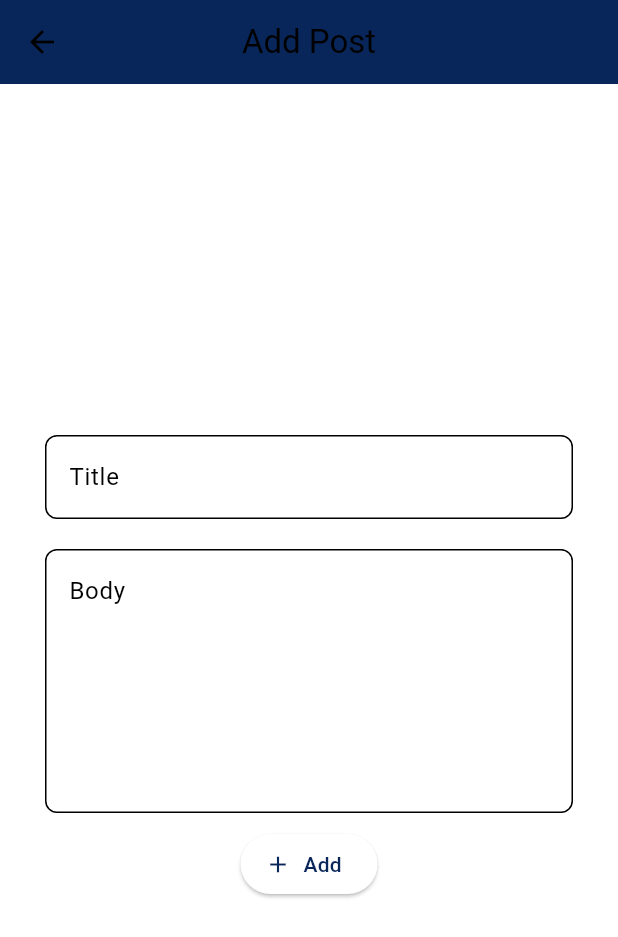
After one commit to abdchtourou/flutter-clean-architecture-posts, a Flutter app: the PostsPage screen opened directly, after a tap on the "add" icon, on a phone screen of 412 x 824 dp. The commit adds this screen. Shown: the top 937 px of the screen. Run offline on Flutter 3.47's test engine with Material 3 defaults, Android fonts, the phone set to English and light mode, and no system bars; our stand-ins replace bloc, dartz, dio, equatable, flutter_bloc, get_it and 2 more; accounts and stored records are empty.

Commit message:
add pages and widgets

```diff
--- /dev/null
+++ b/lib/core/widgets/loading_widget.dart
@@ -0,0 +1,22 @@
+import '../app_theme.dart';
+import 'package:flutter/material.dart';
+
+class LoadingWidget extends StatelessWidget {
+  const LoadingWidget({super.key});
+
+  @override
+  Widget build(BuildContext context) {
+    return const Padding(
+      padding: EdgeInsets.symmetric(vertical: 20),
+      child: Center(
+        child: SizedBox(
+          height: 30,
+          width: 30,
+          child: CircularProgressIndicator(
+            color: secondaryColor,
+          ),
+        ),
+      ),
+    );
+  }
+}
--- a/lib/features/posts/domain/entities/posts.dart
+++ b/lib/features/posts/domain/entities/posts.dart
@@ -1,7 +1,7 @@
 import 'package:equatable/equatable.dart';
 
 class Posts extends Equatable {
-  final int id;
+  final int? id;
   final String title;
   final String body;
 
--- a/lib/features/posts/presentation/bloc/posts/post_state.dart
+++ b/lib/features/posts/presentation/bloc/posts/post_state.dart
@@ -27,7 +27,7 @@ final class PostLoaded extends PostState {
 
 final class PostError extends PostState {
   final String failure;
-  PostError(this.failure);
+  const PostError(this.failure);
 
   @override
   List<Object> get props => [failure];
--- /dev/null
+++ b/lib/features/posts/presentation/pages/post_add_update_page.dart
@@ -0,0 +1,61 @@
+import '../../../../core/widgets/loading_widget.dart';
+import '../../domain/entities/posts.dart';
+import '../bloc/add_or_delete_update_bloc/add_delete_update_bloc.dart';
+import 'posts_page.dart';
+import 'package:flutter/material.dart';
+import 'package:flutter_bloc/flutter_bloc.dart';
+
+import '../widgets/post_add_update_page/form_widget.dart';
+
+class PostAddUpdatePage extends StatelessWidget {
+  final Posts? post;
+  final bool isUpdatePost;
+  const PostAddUpdatePage({Key? key, this.post, required this.isUpdatePost})
+      : super(key: key);
+
+  @override
+  Widget build(BuildContext context) {
+    return Scaffold(
+      appBar: _buildAppbar(),
+      body: _buildBody(),
+    );
+  }
+
+  AppBar _buildAppbar() {
+    return AppBar(title: Text(isUpdatePost ? "Edit Post" : "Add Post"));
+  }
+
+  Widget _buildBody() {
+    return Center(
+      child: Padding(
+          padding: EdgeInsets.all(10),
+          child:
+              BlocConsumer<AddDeleteUpdateBloc, AddDeleteUpdateState>(
+            listener: (context, state) {
+              if (state is MessageAddDeleteUpdateState) {
+                ScaffoldMessenger.of(context).showSnackBar(SnackBar(
+                  content: Text(state.message),
+                  duration: Duration(milliseconds: 5000),
+                ));
+                Navigator.of(context).pushAndRemoveUntil(
+                    MaterialPageRoute(builder: (_) => PostsPage()),
+                    (route) => false);
+              } else if (state is ErrorAddDeleteUpdateState) {
+                ScaffoldMessenger.of(context).showSnackBar(SnackBar(
+                  content: Text(state.errorMessage),
+                  duration: Duration(milliseconds: 5000),
+                ));
+              }
+            },
+            builder: (context, state) {
+              if (state is LoadingAddDeleteUpdateState) {
+                return LoadingWidget();
+              }
+
+              return FormWidget(
+                  isUpdatePost: isUpdatePost, post: isUpdatePost ? post : null);
+            },
+          )),
+    );
+  }
+}
--- /dev/null
+++ b/lib/features/posts/presentation/pages/post_detail_page.dart
@@ -0,0 +1,35 @@
+import 'package:flutter/material.dart';
+
+import '../../domain/entities/posts.dart';
+import '../widgets/post_detail_page/post_detail_widget.dart';
+
+class PostDetailPage extends StatelessWidget {
+  final Posts post;
+  const PostDetailPage({
+    Key? key,
+    required this.post,
+  }) : super(key: key);
+
+  @override
+  Widget build(BuildContext context) {
+    return Scaffold(
+      appBar: _buildAppbar(),
+      body: _buildBody(),
+    );
+  }
+
+  AppBar _buildAppbar() {
+    return AppBar(
+      title: Text("Post Detail"),
+    );
+  }
+
+  Widget _buildBody() {
+    return Center(
+      child: Padding(
+        padding: const EdgeInsets.all(10),
+        child: PostDetailWidget(post: post),
+      ),
+    );
+  }
+}
--- /dev/null
+++ b/lib/features/posts/presentation/pages/posts_page.dart
@@ -0,0 +1,61 @@
+import '../bloc/posts/post_bloc.dart';
+import 'post_add_update_page.dart';
+import 'package:flutter/material.dart';
+import 'package:flutter_bloc/flutter_bloc.dart';
+
+import '../../../../core/widgets/loading_widget.dart';
+import '../widgets/posts_page/message_display_widget.dart';
+import '../widgets/posts_page/post_list_widget.dart';
+
+class PostsPage extends StatelessWidget {
+  const PostsPage({Key? key}) : super(key: key);
+
+  @override
+  Widget build(BuildContext context) {
+    return Scaffold(
+      appBar: _buildAppbar(),
+      body: _buildBody(),
+      floatingActionButton: _buildFloatingBtn(context),
+    );
+  }
+
+  AppBar _buildAppbar() => AppBar(title: const Text('Posts'));
+
+  Widget _buildBody() {
+    return Padding(
+      padding: const EdgeInsets.all(10),
+      child: BlocBuilder<PostBloc, PostState>(
+        builder: (context, state) {
+          if (state is PostLoading) {
+            return const LoadingWidget();
+          } else if (state is PostLoaded) {
+            return RefreshIndicator(
+                onRefresh: () => _onRefresh(context),
+                child: PostListWidget(posts: state.posts));
+          } else if (state is PostError) {
+            return MessageDisplayWidget(message: state.failure);
+          }
+          return const LoadingWidget();
+        },
+      ),
+    );
+  }
+
+  Future<void> _onRefresh(BuildContext context) async {
+    BlocProvider.of<PostBloc>(context).add(const RefreshPost());
+  }
+
+  Widget _buildFloatingBtn(BuildContext context) {
+    return FloatingActionButton(
+      onPressed: () {
+        Navigator.push(
+            context,
+            MaterialPageRoute(
+                builder: (_) => const PostAddUpdatePage(
+                      isUpdatePost: false,
+                    )));
+      },
+      child: const Icon(Icons.add),
+    );
+  }
+}
--- /dev/null
+++ b/lib/features/posts/presentation/widgets/post_add_update_page/form_submit_btn.dart
@@ -0,0 +1,20 @@
+import 'package:flutter/material.dart';
+
+class FormSubmitBtn extends StatelessWidget {
+  final void Function() onPressed;
+  final bool isUpdatePost;
+
+  const FormSubmitBtn({
+    Key? key,
+    required this.onPressed,
+    required this.isUpdatePost,
+  }) : super(key: key);
+
+  @override
+  Widget build(BuildContext context) {
+    return ElevatedButton.icon(
+        onPressed: onPressed,
+        icon: isUpdatePost ? Icon(Icons.edit) : Icon(Icons.add),
+        label: Text(isUpdatePost ? "Update" : "Add"));
+  }
+}
--- /dev/null
+++ b/lib/features/posts/presentation/widgets/post_add_update_page/form_widget.dart
@@ -0,0 +1,73 @@
+import 'package:flutter/material.dart';
+import 'package:flutter_bloc/flutter_bloc.dart';
+import 'package:flutter_posts/features/posts/domain/entities/posts.dart';
+import 'package:flutter_posts/features/posts/presentation/bloc/add_or_delete_update_bloc/add_delete_update_bloc.dart';
+
+import 'form_submit_btn.dart';
+import 'text_form_field_widget.dart';
+
+class FormWidget extends StatefulWidget {
+  final bool isUpdatePost;
+  final Posts? post;
+  const FormWidget({
+    Key? key,
+    required this.isUpdatePost,
+    this.post,
+  }) : super(key: key);
+
+  @override
+  State<FormWidget> createState() => _FormWidgetState();
+}
+
+class _FormWidgetState extends State<FormWidget> {
+  final _formKey = GlobalKey<FormState>();
+  TextEditingController _titleController = TextEditingController();
+  TextEditingController _bodyController = TextEditingController();
+
+  @override
+  void initState() {
+    if (widget.isUpdatePost) {
+      _titleController.text = widget.post!.title;
+      _bodyController.text = widget.post!.body;
+    }
+    super.initState();
+  }
+
+  @override
+  Widget build(BuildContext context) {
+    return Form(
+      key: _formKey,
+      child: Column(
+          mainAxisAlignment: MainAxisAlignment.center,
+          crossAxisAlignment: CrossAxisAlignment.center,
+          children: [
+            TextFormFieldWidget(
+                name: "Title", multiLines: false, controller: _titleController),
+            TextFormFieldWidget(
+                name: "Body", multiLines: true, controller: _bodyController),
+            FormSubmitBtn(
+                isUpdatePost: widget.isUpdatePost,
+                onPressed: validateFormThenUpdateOrAddPost),
+          ]),
+    );
+  }
+
+  void validateFormThenUpdateOrAddPost() {
+    final isValid = _formKey.currentState!.validate();
+
+    if (isValid) {
+      final post = Posts(
+          id: widget.isUpdatePost ? widget.post!.id! : null,
+          title: _titleController.text,
+          body: _bodyController.text);
+
+      if (widget.isUpdatePost) {
+        BlocProvider.of<AddDeleteUpdateBloc>(context)
+            .add(UpdatePostEvent(posts: post));
+      } else {
+        BlocProvider.of<AddDeleteUpdateBloc>(context)
+            .add(AddPostEvent(post: post));
+      }
+    }
+  }
+}
--- /dev/null
+++ b/lib/features/posts/presentation/widgets/post_add_update_page/text_form_field_widget.dart
@@ -0,0 +1,26 @@
+import 'package:flutter/material.dart';
+
+class TextFormFieldWidget extends StatelessWidget {
+  final TextEditingController controller;
+  final bool multiLines;
+  final String name;
+  const TextFormFieldWidget({
+    Key? key,
+    required this.controller,
+    required this.multiLines,
+    required this.name,
+  }) : super(key: key);
+
+  @override
+  Widget build(BuildContext context) {
+    return Padding(
+        padding: EdgeInsets.symmetric(vertical: 10, horizontal: 20),
+        child: TextFormField(
+          minLines: multiLines ? 6 : 1,
+          maxLines: multiLines ? 6 : 1,
+          controller: controller,
+          validator: (val) => val!.isEmpty ? "$name Can't be empty" : null,
+          decoration: InputDecoration(hintText: name),
+        ));
+  }
+}
```
Also changed, not shown: lib/features/posts/presentation/widgets/post_detail_page/delete_dialog_widget.dart (added, +35 -0 lines), lib/features/posts/presentation/widgets/post_detail_page/delete_post_btn_widget.dart (added, +67 -0 lines), lib/features/posts/presentation/widgets/post_detail_page/post_detail_widget.dart (added, +50 -0 lines), lib/features/posts/presentation/widgets/post_detail_page/update_post_btn_widget.dart (added, +31 -0 lines), lib/features/posts/presentation/widgets/posts_page/message_display_widget.dart (added, +24 -0 lines), lib/features/posts/presentation/widgets/posts_page/post_list_widget.dart (added, +43 -0 lines), lib/main.dart (+18 -6 lines).
